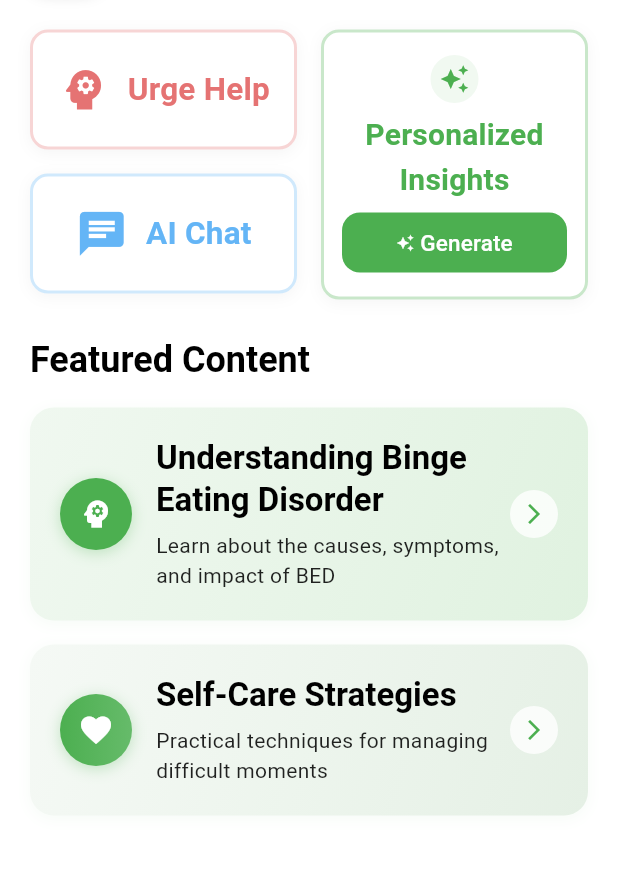
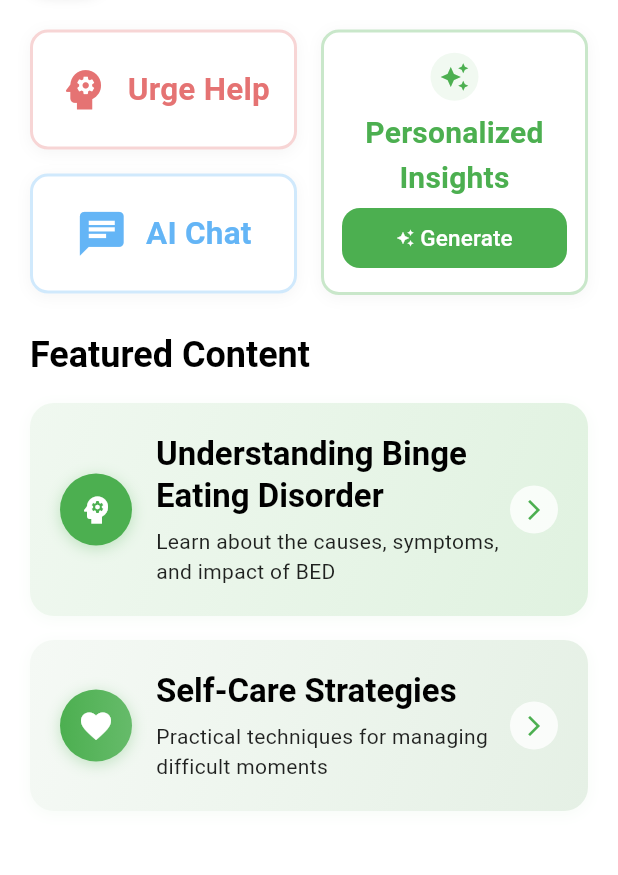
Before and after one commit to daobinhgiang/binge-eating-dart, a Flutter app: the HomeScreen screen opened directly, on a phone screen of 412 x 824 dp, the part 107-982 px from its top. Run offline on Flutter 3.47's test engine with Material 3 defaults, Android fonts, the phone set to English and light mode, and no system bars; our stand-ins replace cloud_firestore, firebase_analytics, firebase_auth, firebase_core, firebase_messaging, fl_chart and 5 more; accounts and stored records are empty.

Commit message:
main page top section

```diff
--- a/lib/screens/home_screen.dart
+++ b/lib/screens/home_screen.dart
@@ -1178,7 +1178,7 @@ class _HomeScreenState extends ConsumerState<HomeScreen> with TickerProviderStat
 
   Widget _buildInsightsButton() {
     return Container(
-      height: 180, // Height to match the combined height of the two left buttons (120 + 16 + 120)
+      height: 177, // Height to match the combined height of the two left buttons (120 + 16 + 120)
       decoration: BoxDecoration(
         color: Colors.white,
         borderRadius: BorderRadius.circular(12),
```
